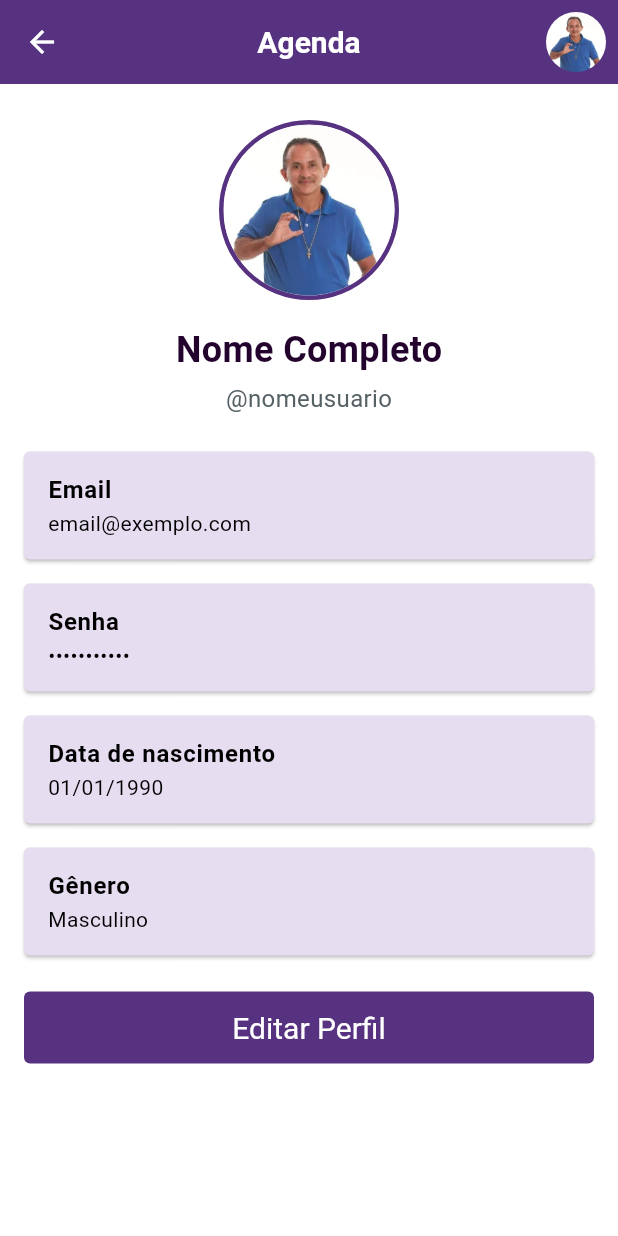
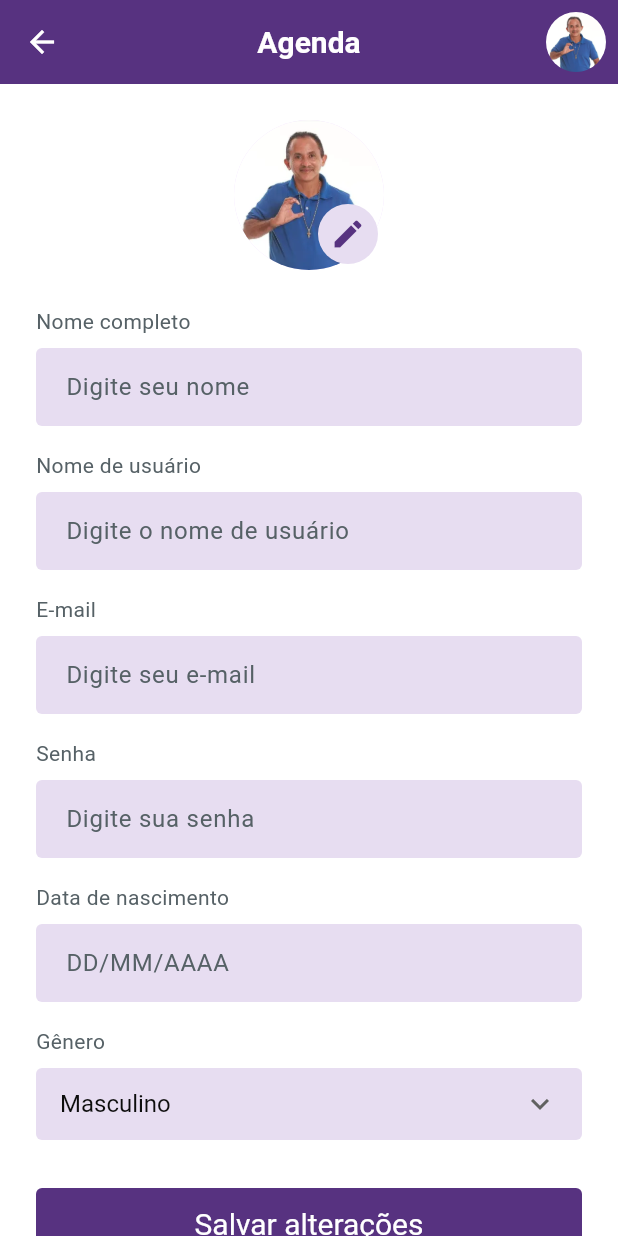
Before and after one commit to pereirathiago/flutter_agenda_app, a Flutter app: the UserProfileView screen opened by its route, after a tap on "Editar Perfil", on a phone screen of 412 x 824 dp. Run offline on Flutter 3.47's test engine with Material 3 defaults, Android fonts, the phone set to English and light mode, and no system bars; our stand-ins replace flutter_svg, syncfusion_flutter_calendar.

Commit message:
feat: tela de editar usuario

```diff
--- a/lib/shared/app_routes.dart
+++ b/lib/shared/app_routes.dart
@@ -3,6 +3,7 @@ import 'package:flutter_agenda_app/ui/login_register/login.dart';
 import 'package:flutter_agenda_app/ui/login_register/login_register.dart';
 import 'package:flutter_agenda_app/ui/login_register/register.dart';
 import 'package:flutter_agenda_app/ui/schedule/schedule_view.dart';
+import 'package:flutter_agenda_app/ui/user_profile/edit_profile_view.dart';
 import 'package:flutter_agenda_app/ui/user_profile/user_profile_view.dart';
 
 var appRoutes = <String, WidgetBuilder>{
@@ -11,4 +12,5 @@ var appRoutes = <String, WidgetBuilder>{
   '/register': (context) => RegisterView(),
   '/schedule': (context) => const ScheduleView(),
   '/profile': (context) => const UserProfileView(),
+  '/edit_profile': (context) => EditProfileView(),
 };
--- /dev/null
+++ b/lib/ui/user_profile/edit_profile_view.dart
@@ -0,0 +1,128 @@
+import 'package:flutter/material.dart';
+import 'package:flutter_agenda_app/shared/app_colors.dart';
+import 'package:flutter_agenda_app/ui/widgets/app_bar_widget.dart';
+import 'package:flutter_agenda_app/ui/widgets/app_button_widget.dart';
+import 'package:flutter_agenda_app/ui/widgets/app_input_widget.dart';
+import 'package:flutter_agenda_app/ui/widgets/app_select_widget.dart';
+import 'package:flutter_agenda_app/ui/widgets/app_text_button_widget.dart';
+
+class EditProfileView extends StatefulWidget {
+  const EditProfileView({super.key});
+
+  @override
+  State<EditProfileView> createState() => _EditProfileViewState();
+}
+
+class _EditProfileViewState extends State<EditProfileView> {
+  final _fullNameController = TextEditingController();
+  final _usernameController = TextEditingController();
+  final _emailController = TextEditingController();
+  final _passwordController = TextEditingController();
+  final _birthDateController = TextEditingController();
+  final _genderController = TextEditingController();
+  String _selectedGender = 'Masculino';
+
+  @override
+  void dispose() {
+    _fullNameController.dispose();
+    _usernameController.dispose();
+    _emailController.dispose();
+    _passwordController.dispose();
+    _birthDateController.dispose();
+    _genderController.dispose();
+    super.dispose();
+  }
+
+  @override
+  void initState() {
+    super.initState();
+    _fullNameController.text = '';
+    _usernameController.text = '';
+    _emailController.text = '';
+    _passwordController.text = '';
+    _birthDateController.text = '';
+    _genderController.text = '';
+  }
+
+  @override
+  Widget build(BuildContext context) {
+    return Scaffold(
+      appBar: const AppBarWidget(),
+      body: SingleChildScrollView(
+        padding: const EdgeInsets.all(24),
+        child: Column(
+          crossAxisAlignment: CrossAxisAlignment.center,
+          children: [
+            Stack(
+              alignment: Alignment.bottomRight,
+              children: [
+                const CircleAvatar(
+                  radius: 50,
+                  backgroundImage: AssetImage('assets/images/profile.png'),
+                ),
+                IconButton(
+                  onPressed: () {},
+                  icon: const Icon(Icons.edit, color: AppColors.primary),
+                  style: IconButton.styleFrom(
+                    backgroundColor: AppColors.primaryDegrade,
+                  ),
+                ),
+              ],
+            ),
+            const SizedBox(height: 24),
+            AppInputWidget(
+              label: 'Nome completo',
+              controller: _fullNameController,
+              hintText: 'Digite seu nome',
+            ),
+            const SizedBox(height: 16),
+            AppInputWidget(
+              label: 'Nome de usuário',
+              controller: _usernameController,
+              hintText: 'Digite o nome de usuário',
+            ),
+            const SizedBox(height: 16),
+            AppInputWidget(
+              label: 'E-mail',
+              controller: _emailController,
+              hintText: 'Digite seu e-mail',
+              keyboardType: TextInputType.emailAddress,
+            ),
+            const SizedBox(height: 16),
+            AppInputWidget(
+              label: 'Senha',
+              controller: _passwordController,
+              hintText: 'Digite sua senha',
+              obscureText: true,
+            ),
+            const SizedBox(height: 16),
+            AppInputWidget(
+              label: 'Data de nascimento',
+              controller: _birthDateController,
+              hintText: 'DD/MM/AAAA',
+              keyboardType: TextInputType.datetime,
+            ),
+            const SizedBox(height: 16),
+            AppSelectWidget(
+              label: 'Gênero',
+              value: _selectedGender,
+              options: ['Masculino', 'Feminino', 'Outro'],
+              onChanged: (value) {
+                setState(() {
+                  _selectedGender = value ?? '';
+                });
+              },
+            ),
+            const SizedBox(height: 32),
+            AppButtonWidget(text: 'Salvar alterações', onPressed: () {}),
+            const SizedBox(height: 16),
+            AppTextButtonWidget(
+              text: 'Cancelar',
+              onPressed: () => Navigator.pop(context),
+            ),
+          ],
+        ),
+      ),
+    );
+  }
+}
--- a/lib/ui/user_profile/user_profile_view.dart
+++ b/lib/ui/user_profile/user_profile_view.dart
@@ -55,7 +55,12 @@ class UserProfileView extends StatelessWidget {
               ),
               InfoCardProfileWidget(title: 'Gênero', value: 'Masculino'),
               const SizedBox(height: 16),
-              AppButtonWidget(text: 'Editar Perfil', onPressed: () {}),
+              AppButtonWidget(
+                text: 'Editar Perfil',
+                onPressed: () {
+                  Navigator.pushNamed(context, '/edit_profile');
+                },
+              ),
             ],
           ),
         ),
--- /dev/null
+++ b/lib/ui/widgets/app_select_widget.dart
@@ -0,0 +1,60 @@
+import 'package:flutter/material.dart';
+import 'package:flutter_agenda_app/shared/app_colors.dart';
+
+class AppSelectWidget extends StatelessWidget {
+  final String label;
+  final String? value;
+  final List<String> options;
+  final void Function(String?) onChanged;
+
+  const AppSelectWidget({
+    super.key,
+    required this.label,
+    required this.options,
+    required this.onChanged,
+    this.value,
+  });
+
+  @override
+  Widget build(BuildContext context) {
+    return Column(
+      crossAxisAlignment: CrossAxisAlignment.start,
+      children: [
+        Text(label),
+        const SizedBox(height: 8),
+        InputDecorator(
+          decoration: InputDecoration(
+            filled: true,
+            fillColor: AppColors.primaryDegrade,
+            contentPadding: const EdgeInsets.symmetric(horizontal: 12),
+            border: OutlineInputBorder(
+              borderRadius: BorderRadius.circular(4),
+              borderSide: BorderSide.none,
+            ),
+            focusedBorder: OutlineInputBorder(
+              borderRadius: BorderRadius.circular(4),
+              borderSide: BorderSide(color: AppColors.primary, width: 2.0),
+            ),
+          ),
+          child: DropdownButtonHideUnderline(
+            child: DropdownButton<String>(
+              value: value,
+              isExpanded: true,
+              icon: const Icon(Icons.keyboard_arrow_down),
+              dropdownColor: AppColors.primaryDegrade,
+              style: const TextStyle(color: AppColors.black, fontSize: 16),
+              items:
+                  options.map((String option) {
+                    return DropdownMenuItem<String>(
+                      value: option,
+                      child: Text(option),
+                    );
+                  }).toList(),
+              onChanged: onChanged,
+            ),
+          ),
+        ),
+      ],
+    );
+  }
+}
```
